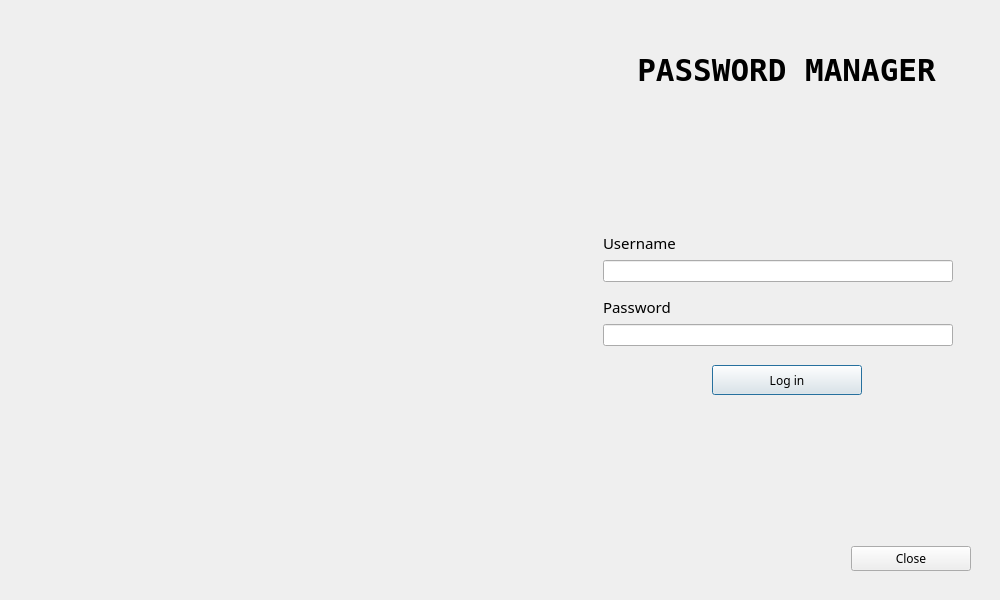
This is logindialog.ui in pouyace/Password-Keeper as Qt 5 draws it before an edit. The edited form follows.
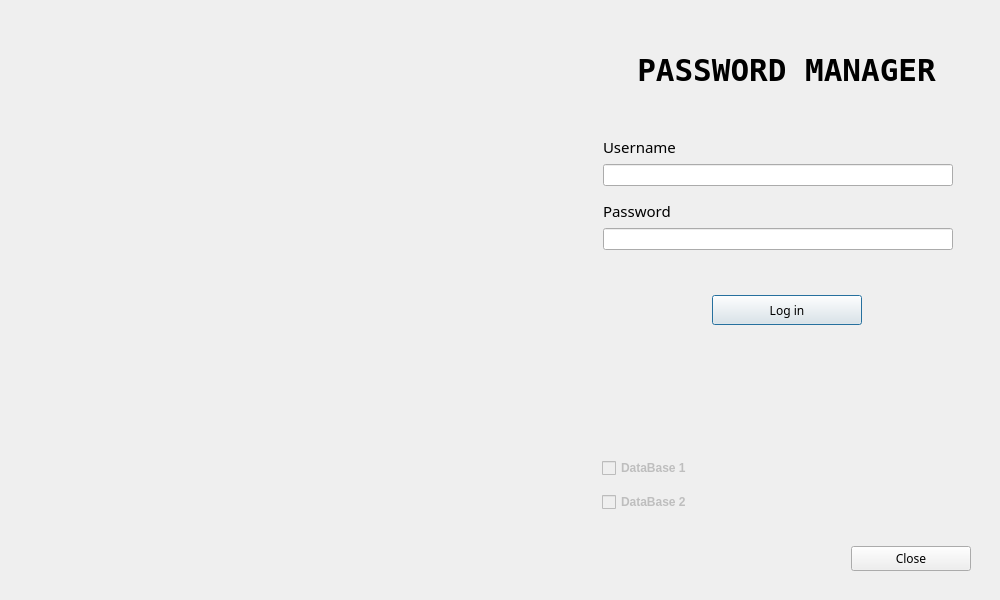
This is the edited form.

The edit to the form file:
```diff
--- a/logindialog.ui
+++ b/logindialog.ui
@@ -87,16 +87,6 @@
         </layout>
        </widget>
       </item>
-      <item>
-       <widget class="QWidget" name="widget" native="true">
-        <property name="minimumSize">
-         <size>
-          <width>30</width>
-          <height>90</height>
-         </size>
-        </property>
-       </widget>
-      </item>
       <item>
        <widget class="QWidget" name="middleWidget" native="true">
         <property name="class" stdset="0">
@@ -200,6 +190,28 @@
            </layout>
           </widget>
          </item>
+         <item>
+          <widget class="QLabel" name="errorLabel">
+           <property name="minimumSize">
+            <size>
+             <width>0</width>
+             <height>20</height>
+            </size>
+           </property>
+           <property name="font">
+            <font>
+             <family>Perpetua Titling MT</family>
+             <pointsize>9</pointsize>
+            </font>
+           </property>
+           <property name="text">
+            <string/>
+           </property>
+           <property name="class" stdset="0">
+            <string>errorLabel</string>
+           </property>
+          </widget>
+         </item>
          <item>
           <widget class="QWidget" name="buttonWidget" native="true">
            <layout class="QHBoxLayout" name="horizontalLayout_3">
@@ -267,6 +279,77 @@
         </property>
        </spacer>
       </item>
+      <item>
+       <widget class="QWidget" name="chechDatabaseWidget" native="true">
+        <property name="minimumSize">
+         <size>
+          <width>30</width>
+          <height>90</height>
+         </size>
+        </property>
+        <layout class="QVBoxLayout" name="verticalLayout_6">
+         <item>
+          <widget class="QCheckBox" name="database1CheckBox">
+           <property name="enabled">
+            <bool>false</bool>
+           </property>
+           <property name="sizePolicy">
+            <sizepolicy hsizetype="Fixed" vsizetype="Fixed">
+             <horstretch>0</horstretch>
+             <verstretch>0</verstretch>
+            </sizepolicy>
+           </property>
+           <property name="font">
+            <font>
+             <pointsize>9</pointsize>
+             <weight>75</weight>
+             <bold>true</bold>
+            </font>
+           </property>
+           <property name="layoutDirection">
+            <enum>Qt::LeftToRight</enum>
+           </property>
+           <property name="text">
+            <string>DataBase 1</string>
+           </property>
+           <property name="checkable">
+            <bool>true</bool>
+           </property>
+          </widget>
+         </item>
+         <item>
+          <widget class="QCheckBox" name="database2CheckBox">
+           <property name="enabled">
+            <bool>false</bool>
+           </property>
+           <property name="sizePolicy">
+            <sizepolicy hsizetype="Fixed" vsizetype="Fixed">
+             <horstretch>0</horstretch>
+             <verstretch>0</verstretch>
+            </sizepolicy>
+           </property>
+           <property name="font">
+            <font>
+             <family>MS Shell Dlg 2</family>
+             <pointsize>9</pointsize>
+             <weight>75</weight>
+             <bold>true</bold>
+            </font>
+           </property>
+           <property name="layoutDirection">
+            <enum>Qt::LeftToRight</enum>
+           </property>
+           <property name="text">
+            <string>DataBase 2</string>
+           </property>
+           <property name="checkable">
+            <bool>true</bool>
+           </property>
+          </widget>
+         </item>
+        </layout>
+       </widget>
+      </item>
       <item>
        <widget class="QWidget" name="bottomWidget" native="true">
         <property name="sizePolicy">
```
